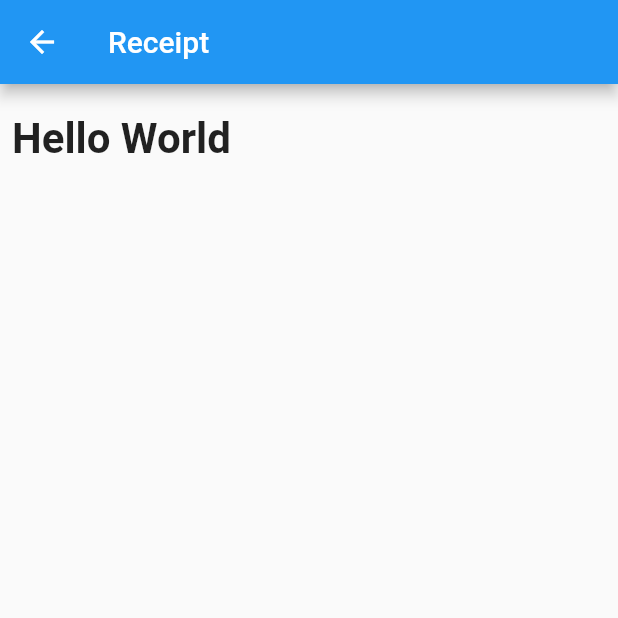
After one commit to maluginp/GoGreenFlutter, a Flutter app: the TransactionReceiptScreen screen opened by its route, on a phone screen of 412 x 824 dp, the top half of it. The commit adds this screen. Run offline on Flutter 3.47's test engine with Material 2 defaults, Android fonts, the phone set to English and light mode, and no system bars; drawn by our look-alikes of flutter_html; our stand-ins replace bloc, equatable, flutter_bloc.

Commit message:
Add Transaction receipt screen

```diff
--- a/lib/blocs/transaction_receipt/transaction_receipt_bloc.dart
+++ b/lib/blocs/transaction_receipt/transaction_receipt_bloc.dart
@@ -1,15 +1,24 @@
 import 'dart:async';
 import 'package:bloc/bloc.dart';
+import 'package:gogreen/services/services.dart';
 import './bloc.dart';
 
 class TransactionReceiptBloc extends Bloc<TransactionReceiptEvent, TransactionReceiptState> {
+  final ILogService _logService;
+  final ITransactionService _transactionService;
+
+  TransactionReceiptBloc(this._logService, this._transactionService);
+
   @override
-  TransactionReceiptState get initialState => InitialTransactionReceiptState();
+  TransactionReceiptState get initialState => LoadingTransactionReceiptState();
 
   @override
   Stream<TransactionReceiptState> mapEventToState(
     TransactionReceiptEvent event,
   ) async* {
-    // TODO: Add Logic
+      if (event is LoadTransactionReceiptEvent) {
+        String receipt = await _transactionService.fetchReceipt();
+        yield LoadedTransactionReceiptState(receipt);
+      }
   }
 }
--- a/lib/blocs/transaction_receipt/transaction_receipt_event.dart
+++ b/lib/blocs/transaction_receipt/transaction_receipt_event.dart
@@ -3,3 +3,9 @@ import 'package:equatable/equatable.dart';
 abstract class TransactionReceiptEvent extends Equatable {
   const TransactionReceiptEvent();
 }
+
+
+class LoadTransactionReceiptEvent extends TransactionReceiptEvent {
+  @override
+  List<Object> get props => [];
+}
--- a/lib/blocs/transaction_receipt/transaction_receipt_state.dart
+++ b/lib/blocs/transaction_receipt/transaction_receipt_state.dart
@@ -4,7 +4,16 @@ abstract class TransactionReceiptState extends Equatable {
   const TransactionReceiptState();
 }
 
-class InitialTransactionReceiptState extends TransactionReceiptState {
+class LoadingTransactionReceiptState extends TransactionReceiptState {
   @override
   List<Object> get props => [];
 }
+
+class LoadedTransactionReceiptState extends TransactionReceiptState {
+  final String html;
+
+  LoadedTransactionReceiptState(this.html);
+
+  @override
+  List<Object> get props => [];
+}
--- a/lib/main.dart
+++ b/lib/main.dart
@@ -4,6 +4,7 @@ import 'generated/i18n.dart';
 import 'screens/location_list_screen.dart';
 import 'screens/login_screen.dart';
 import 'screens/transaction_list_screen.dart';
+import 'screens/transaction_receipt_screen.dart';
 
 void main() => runApp(MyApp());
 
@@ -31,7 +32,8 @@ class MyApp extends StatelessWidget {
       routes: {
         '/': (ctx) => LoginScreen.open(ctx),
         '/locations': (ctx) => LocationListScreen.open(ctx),
-        TransactionListScreen.ROUTE_PATH: (ctx) => TransactionListScreen.open(ctx)
+        TransactionListScreen.ROUTE_PATH: (ctx) => TransactionListScreen.open(ctx),
+        TransactionReceiptScreen.ROUTE_PATH: (ctx) => TransactionReceiptScreen.open(ctx)
       }
     );
   }
--- a/lib/screens/transaction_list_screen.dart
+++ b/lib/screens/transaction_list_screen.dart
@@ -4,6 +4,7 @@ import 'package:gogreen/blocs/transaction_list/bloc.dart';
 import 'package:gogreen/di/injector.dart';
 import 'package:gogreen/models/location_model.dart';
 import 'package:gogreen/models/transaction_model.dart';
+import 'package:gogreen/screens/transaction_receipt_screen.dart';
 import 'package:gogreen/widgets/filter_widget.dart';
 import 'package:gogreen/widgets/loading_widget.dart';
 
@@ -57,7 +58,7 @@ class TransactionListScreen extends StatelessWidget {
           title: Text(transaction.amount),
           trailing: Icon(Icons.keyboard_arrow_right),
           onTap: () {
-            Navigator.of(context).pushNamed('/receipt', arguments: transaction);
+            Navigator.of(context).pushNamed(TransactionReceiptScreen.ROUTE_PATH, arguments: transaction);
           },
         );
       },
--- /dev/null
+++ b/lib/screens/transaction_receipt_screen.dart
@@ -0,0 +1,48 @@
+import 'package:flutter/material.dart';
+import 'package:flutter_bloc/flutter_bloc.dart';
+import 'package:flutter_html/flutter_html.dart';
+import 'package:gogreen/blocs/transaction_receipt/bloc.dart';
+import 'package:gogreen/di/injector.dart';
+import 'package:gogreen/widgets/loading_widget.dart';
+
+class TransactionReceiptScreen extends StatelessWidget {
+  static const String ROUTE_PATH = "/receipt";
+
+  const TransactionReceiptScreen();
+
+  @override
+  Widget build(BuildContext context) {
+    return Scaffold(
+      appBar: AppBar(
+        title: Text('Receipt'),
+      ),
+      body: BlocBuilder<TransactionReceiptBloc, TransactionReceiptState>(
+          builder: (context, TransactionReceiptState state) {
+            if (state is LoadingTransactionReceiptState) {
+              return LoadingWidget();
+            }
+
+            if (state is LoadedTransactionReceiptState) {
+              return SingleChildScrollView(
+                  child: Html(data: state.html)
+              );
+            }
+
+            return Container();
+          }),
+    );
+  }
+
+  static Widget open(BuildContext context) {
+    return MultiBlocProvider(
+      providers: [
+        BlocProvider<TransactionReceiptBloc>(
+            create: (ctx) =>
+            TransactionReceiptBloc(Injector().logService,
+                Injector().transactionService)
+              ..add(LoadTransactionReceiptEvent())),
+      ],
+      child: TransactionReceiptScreen(),
+    );
+  }
+}
--- a/lib/services/transaction_service.dart
+++ b/lib/services/transaction_service.dart
@@ -9,7 +9,7 @@ abstract class ITransactionService {
 class TransactionService implements ITransactionService {
 
   @override
-  Future<List<Transaction>> fetchTransactions(TransactionListFilter filter) => Future.value([]);
+  Future<List<Transaction>> fetchTransactions(TransactionListFilter filter) => Future.value([Transaction()..amount="sd"]);
 
   @override
   Future<String> fetchReceipt() => Future.value("<h1>Hello World</h1>");
--- a/pubspec.yaml
+++ b/pubspec.yaml
@@ -24,7 +24,8 @@ dependencies:
   flutter_bloc: ^3.1.0
   equatable: ^1.0.1
   shared_preferences: ^0.5.6
-  webview_flutter: ^0.3.4
+#  webview_flutter: ^0.3.4
+  flutter_html: ^0.11.1
 
   # The following adds the Cupertino Icons font to your application.
   # Use with the CupertinoIcons class for iOS style icons.
```
Also changed, not shown: pubspec.lock.
